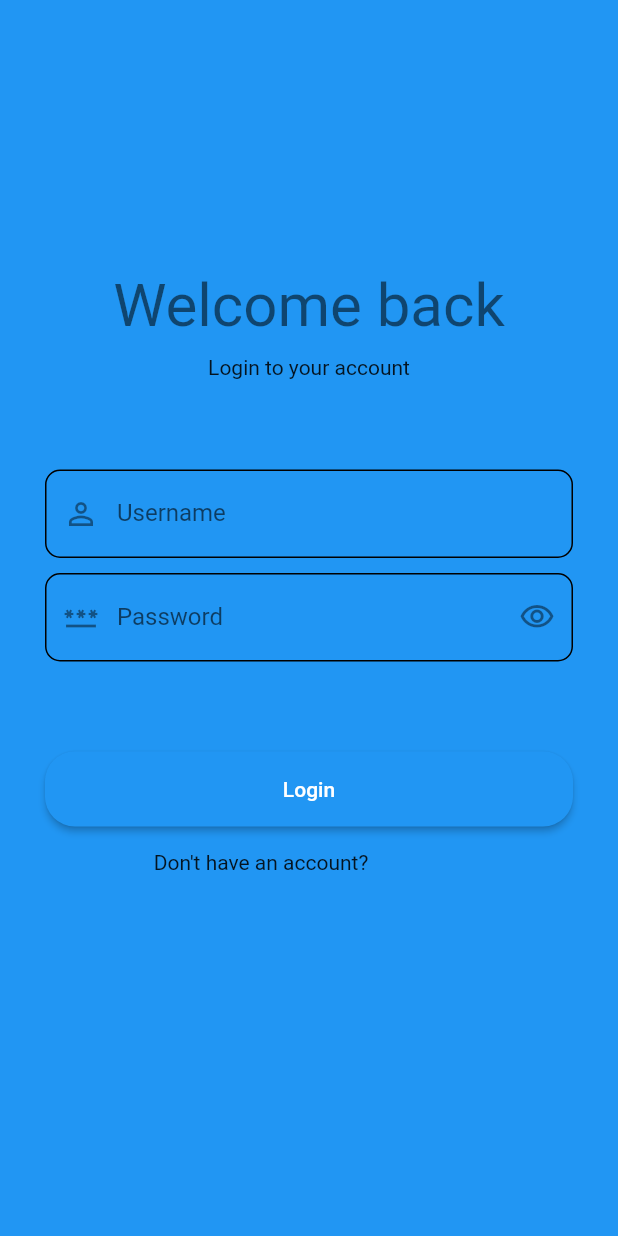
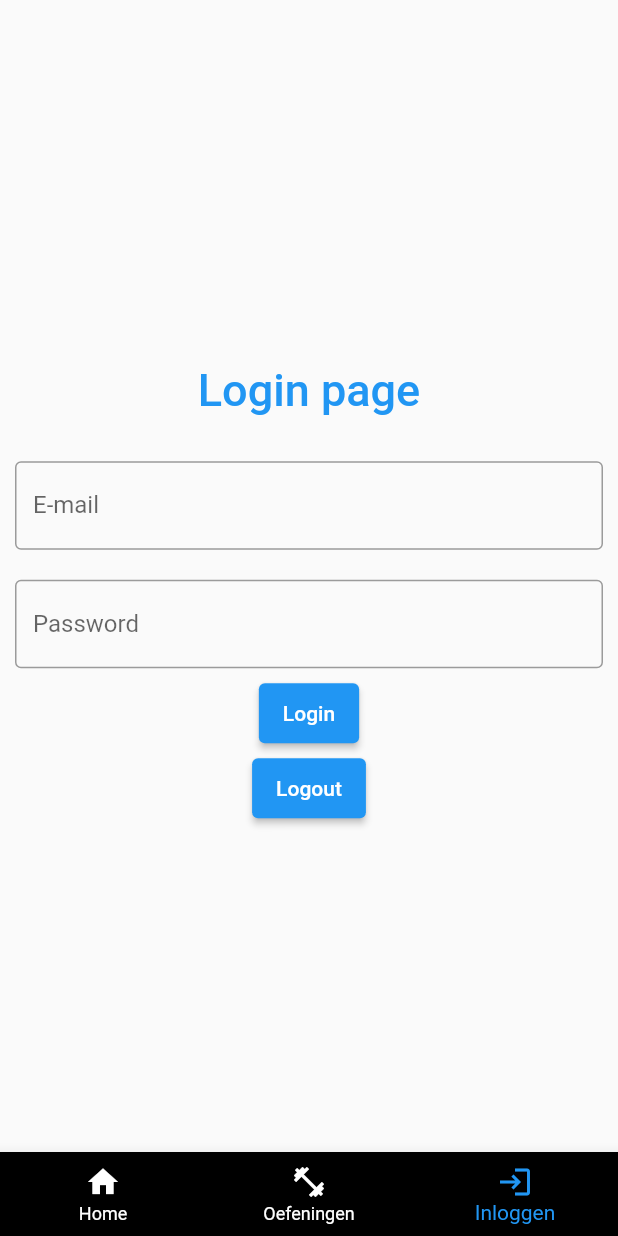
Before and after one commit to PS227368/Project5, a Flutter app: the Login screen opened directly, on a phone screen of 412 x 824 dp. Run offline on Flutter 3.47's test engine with Material 2 defaults, Android fonts, the light colour scheme and no system bars; our stand-ins replace google_fonts; network calls fail.

Commit message:
app klaar

```diff
--- a/lib/login/inlog.dart
+++ /dev/null
@@ -1,176 +0,0 @@
-import 'package:flutter/material.dart';
-import 'package:hive_flutter/hive_flutter.dart';
-import 'package:my_app/main.dart';
-
-import 'register.dart';
-
-class Login extends StatefulWidget {
-  const Login({
-    Key? key,
-  }) : super(key: key);
-
-  @override
-  State<Login> createState() => _LoginState();
-}
-
-class _LoginState extends State<Login> {
-  final GlobalKey<FormState> _formKey = GlobalKey();
-
-  final FocusNode _focusNodePassword = FocusNode();
-  final TextEditingController _controllerUsername = TextEditingController();
-  final TextEditingController _controllerPassword = TextEditingController();
-
-  bool _obscurePassword = true;
-  final Box _boxLogin = Hive.box("login");
-  final Box _boxAccounts = Hive.box("accounts");
-
-  @override
-  Widget build(BuildContext context) {
-    if (_boxLogin.get("loginStatus") ?? false) {
-      return const HomePage();
-    }
-
-    return Scaffold(
-      backgroundColor: Theme.of(context).colorScheme.primaryContainer,
-      body: Form(
-        key: _formKey,
-        child: SingleChildScrollView(
-          padding: const EdgeInsets.all(30.0),
-          child: Column(
-            children: [
-              const SizedBox(height: 150),
-              Text(
-                "Welcome back",
-                style: Theme.of(context).textTheme.headlineLarge,
-              ),
-              const SizedBox(height: 10),
-              Text(
-                "Login to your account",
-                style: Theme.of(context).textTheme.bodyMedium,
-              ),
-              const SizedBox(height: 60),
-              TextFormField(
-                controller: _controllerUsername,
-                keyboardType: TextInputType.name,
-                decoration: InputDecoration(
-                  labelText: "Username",
-                  prefixIcon: const Icon(Icons.person_outline),
-                  border: OutlineInputBorder(
-                    borderRadius: BorderRadius.circular(10),
-                  ),
-                  enabledBorder: OutlineInputBorder(
-                    borderRadius: BorderRadius.circular(10),
-                  ),
-                ),
-                onEditingComplete: () => _focusNodePassword.requestFocus(),
-                validator: (String? value) {
-                  if (value == null || value.isEmpty) {
-                    return "Please enter username.";
-                  } else if (!_boxAccounts.containsKey(value)) {
-                    return "Username is not registered.";
-                  }
-
-                  return null;
-                },
-              ),
-              const SizedBox(height: 10),
-              TextFormField(
-                controller: _controllerPassword,
-                focusNode: _focusNodePassword,
-                obscureText: _obscurePassword,
-                keyboardType: TextInputType.visiblePassword,
-                decoration: InputDecoration(
-                  labelText: "Password",
-                  prefixIcon: const Icon(Icons.password_outlined),
-                  suffixIcon: IconButton(
-                      onPressed: () {
-                        setState(() {
-                          _obscurePassword = !_obscurePassword;
-                        });
-                      },
-                      icon: _obscurePassword
-                          ? const Icon(Icons.visibility_outlined)
-                          : const Icon(Icons.visibility_off_outlined)),
-                  border: OutlineInputBorder(
-                    borderRadius: BorderRadius.circular(10),
-                  ),
-                  enabledBorder: OutlineInputBorder(
-                    borderRadius: BorderRadius.circular(10),
-                  ),
-                ),
-                validator: (String? value) {
-                  if (value == null || value.isEmpty) {
-                    return "Please enter password.";
-                  } else if (value !=
-                      _boxAccounts.get(_controllerUsername.text)) {
-                    return "Wrong password.";
-                  }
-
-                  return null;
-                },
-              ),
-              const SizedBox(height: 60),
-              Column(
-                children: [
-                  ElevatedButton(
-                    style: ElevatedButton.styleFrom(
-                      minimumSize: const Size.fromHeight(50),
-                      shape: RoundedRectangleBorder(
-                        borderRadius: BorderRadius.circular(20),
-                      ),
-                    ),
-                    onPressed: () {
-                      if (_formKey.currentState?.validate() ?? false) {
-                        _boxLogin.put("loginStatus", true);
-                        _boxLogin.put("userName", _controllerUsername.text);
-
-                        Navigator.pushReplacement(
-                          context,
-                          MaterialPageRoute(
-                            builder: (context) {
-                              return const HomePage();
-                            },
-                          ),
-                        );
-                      }
-                    },
-                    child: const Text("Login"),
-                  ),
-                  Row(
-                    mainAxisAlignment: MainAxisAlignment.center,
-                    children: [
-                      const Text("Don't have an account?"),
-                      TextButton(
-                        onPressed: () {
-                          _formKey.currentState?.reset();
-
-                          Navigator.push(
-                            context,
-                            MaterialPageRoute(
-                              builder: (context) {
-                                return const Signup();
-                              },
-                            ),
-                          );
-                        },
-                        child: const Text("Signup"),
-                      ),
-                    ],
-                  ),
-                ],
-              ),
-            ],
-          ),
-        ),
-      ),
-    );
-  }
-
-  @override
-  void dispose() {
-    _focusNodePassword.dispose();
-    _controllerUsername.dispose();
-    _controllerPassword.dispose();
-    super.dispose();
-  }
-}
--- a/lib/main.dart
+++ b/lib/main.dart
@@ -44,10 +44,8 @@ class _HomePageState extends State<HomePage> {
                   MaterialPageRoute(
                       builder: (context) => const OefeningenPage()));
             } else if (currentIndex == 2) {
-              Navigator.push(
-                  context,
-                  MaterialPageRoute(
-                      builder: (context) => const InloggenPage()));
+              Navigator.push(context,
+                  MaterialPageRoute(builder: (context) => const Login()));
             }
           });
         },
--- a/lib/pages/inloggen.dart
+++ b/lib/pages/inloggen.dart
@@ -1,21 +1,25 @@
+import 'dart:convert';
 import 'package:flutter/material.dart';
-
+import 'package:http/http.dart' as http;
 import 'package:my_app/main.dart';
 import 'package:my_app/pages/oefeningen.dart';
 
-class InloggenPage extends StatefulWidget {
-  const InloggenPage({super.key});
+class Login extends StatefulWidget {
+  const Login({super.key});
 
   @override
-  State<InloggenPage> createState() => _InloggenPageState();
+  State<Login> createState() => _LoginState();
 }
 
-class _InloggenPageState extends State<InloggenPage> {
+class _LoginState extends State<Login> {
   int currentIndex = 2;
+  var loginsucces = false;
+  List<dynamic> exercises = [];
+  TextEditingController emailController = TextEditingController();
+  TextEditingController passwordController = TextEditingController();
   @override
   Widget build(BuildContext context) {
     return Scaffold(
-      body: Container(),
       bottomNavigationBar: BottomNavigationBar(
         backgroundColor: Colors.black,
         unselectedItemColor: Colors.white,
@@ -32,10 +36,8 @@ class _InloggenPageState extends State<InloggenPage> {
                   MaterialPageRoute(
                       builder: (context) => const OefeningenPage()));
             } else if (currentIndex == 2) {
-              Navigator.push(
-                  context,
-                  MaterialPageRoute(
-                      builder: (context) => const InloggenPage()));
+              Navigator.push(context,
+                  MaterialPageRoute(builder: (context) => const Login()));
             }
           });
         },
@@ -54,6 +56,151 @@ class _InloggenPageState extends State<InloggenPage> {
           ),
         ],
       ),
+      body: Column(
+        mainAxisAlignment: MainAxisAlignment.center,
+        children: <Widget>[
+          Padding(
+            padding: const EdgeInsets.all(10),
+            child: Container(
+              alignment: Alignment.center,
+              padding: const EdgeInsets.all(10),
+              child: const Text(
+                'Login page',
+                style: TextStyle(
+                  color: Colors.blue,
+                  fontWeight: FontWeight.w500,
+                  fontSize: 30,
+                ),
+              ),
+            ),
+          ),
+          Container(
+            padding: const EdgeInsets.all(10),
+            child: TextField(
+              controller: emailController,
+              decoration: const InputDecoration(
+                border: OutlineInputBorder(),
+                labelText: 'E-mail',
+              ),
+            ),
+          ),
+          Container(
+            padding: const EdgeInsets.fromLTRB(10, 10, 10, 0),
+            child: TextField(
+              obscureText: true,
+              controller: passwordController,
+              decoration: const InputDecoration(
+                border: OutlineInputBorder(),
+                labelText: 'Password',
+              ),
+            ),
+          ),
+          Visibility(
+            visible: true,
+            child: Container(
+              height: 50,
+              padding: const EdgeInsets.fromLTRB(10, 10, 10, 0),
+              child: ElevatedButton(
+                child: const Text('Login'),
+                onPressed: () {
+                  attemptLogin(
+                    emailController.text,
+                    passwordController.text,
+                  );
+                },
+              ),
+            ),
+          ),
+          Visibility(
+            visible: true,
+            child: Container(
+              height: 50,
+              padding: const EdgeInsets.fromLTRB(10, 10, 10, 0),
+              child: ElevatedButton(
+                child: const Text('Logout'),
+                onPressed: () {
+                  attemptLogout();
+                },
+              ),
+            ),
+          ),
+        ],
+      ),
     );
   }
+
+  String token = "";
+
+  Future<bool> login(String email, String password) async {
+    final data = {
+      'email': email,
+      'password': password,
+    };
+    final response = await http.post(
+      Uri.parse('http://10.59.176.104:8000/api/login'),
+      headers: <String, String>{
+        'Accept': 'application/json',
+      },
+      body: data,
+    );
+    final json = jsonDecode(response.body);
+    if (response.statusCode == 200) {
+      token = json['access_token'];
+    }
+
+    return response.statusCode == 200;
+  }
+
+  Future<bool> logout() async {
+    final response = await http.post(
+      Uri.parse('http://10.59.176.104:8000/api/logout'),
+      headers: <String, String>{
+        'Accept': 'application/json',
+        'Authorization': 'Bearer $token', // TOKEN WORDT HIER GEBRUIKT!!!
+      },
+    );
+
+    return response.statusCode == 200;
+  }
+
+  void attemptLogin(String email, String password) async {
+    bool loggedin = await login(email, password);
+    loginsucces = loggedin;
+    AlertDialog alert = AlertDialog(
+      title: const Text("Alert"),
+      content: loggedin
+          ? const Text("Succesfully logged in")
+          : const Text("Login failed"),
+    );
+
+    showDialog(
+      context: context,
+      builder: (BuildContext context) {
+        return alert;
+      },
+    );
+    setState(() {});
+  }
+
+  void attemptLogout() async {
+    bool loggedout = await logout();
+
+    if (loginsucces && loggedout) {
+      AlertDialog alert = const AlertDialog(
+        title: Text("Alert"),
+        content: Text("Logged out"),
+      );
+
+      showDialog(
+        context: context,
+        builder: (BuildContext context) {
+          return alert;
+        },
+      );
+
+      loginsucces = false;
+    }
+
+    setState(() {});
+  }
 }
--- a/pubspec.yaml
+++ b/pubspec.yaml
@@ -38,6 +38,7 @@ dependencies:
   google_fonts: ^4.0.4
   hive_flutter: ^1.1.0
   google_nav_bar: ^5.0.6
+  http: ^1.1.0
 
 dev_dependencies:
   flutter_test:
```
Also changed, not shown: lib/login/register.dart (deleted, +0 -233 lines), lib/pages/oefeningen.dart (+74 -7 lines), pubspec.lock.
